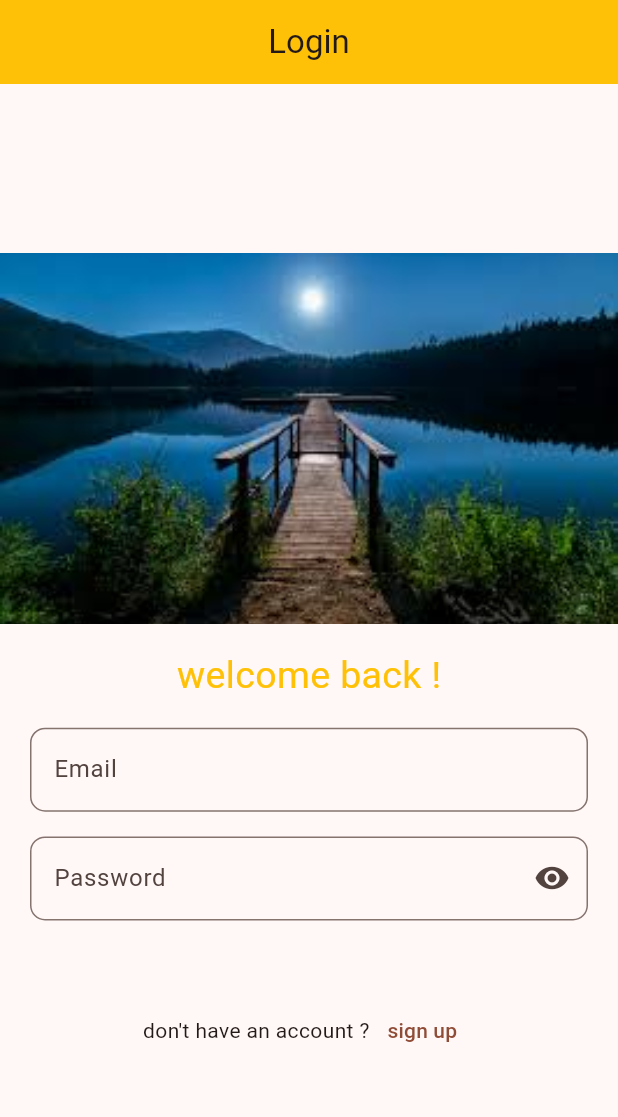
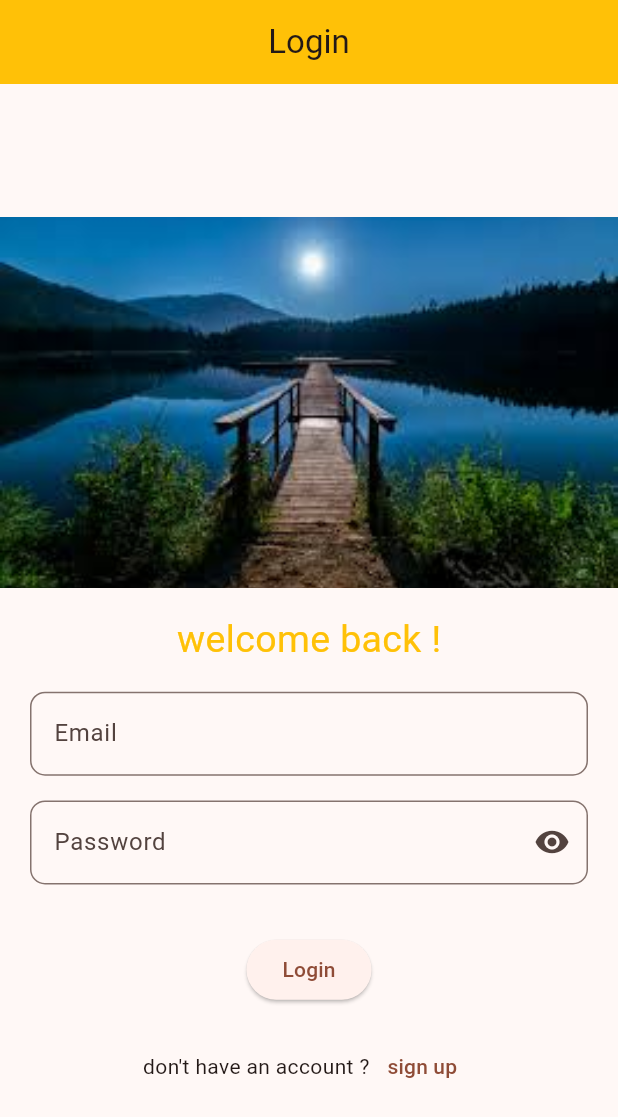
Before and after one commit to Mohammed-coderz/fundev_6, a Flutter app: the screen it shows after launch, on a phone screen of 412 x 824 dp. Shown: the top 1117 px of the screen. Run offline on Flutter 3.47's test engine with Material 3 defaults, Android fonts, the phone set to English and light mode, and no system bars; our stand-ins replace flutter_bloc, shared_preferences; accounts and stored records are empty.

Commit message:
feat: update base url and refactor login screen

```diff
--- a/lib/core/const/api_const.dart
+++ b/lib/core/const/api_const.dart
@@ -1,5 +1,5 @@
 class ApiConst {
-  static final String BASE_URL = "https://36490081b97f.ngrok-free.app";
+  static final String BASE_URL = "https://2fee5cc60575.ngrok-free.app";
   static final String Register = "$BASE_URL/ECOMMERCE/auth/register.php";
   static final String Login = "$BASE_URL/ECOMMERCE/auth/login.php";
 }
--- a/lib/feature/auth/presentation/view/login/login_screen.dart
+++ b/lib/feature/auth/presentation/view/login/login_screen.dart
@@ -28,7 +28,10 @@ class _LoginScreenState extends State<LoginScreen> {
         backgroundColor: Colors.amber,
       ),
 
-      body: Center(
+      body: BlocConsumer<LoginCubit, LoginState>(
+        builder: (context, state) {
+          final cubit = context.read<LoginCubit>();
+          return Center(
             child: SingleChildScrollView(
               child: Column(
                 children: [
@@ -82,35 +85,15 @@ class _LoginScreenState extends State<LoginScreen> {
                     ),
                   ),
                   SizedBox(height: height * 0.04),
-              BlocConsumer<LoginCubit, LoginState>(
-                builder: (context, state) {
-                  if (state is OnLoadingLoginState) {
-                    return CircularProgressIndicator();
-                  } else if (state is OnErrorLoginState) {
-                    return Text(state.errorMessage);
-                  } else if (state is OnLoadedLoginState) {
-                    return InkWell(
-                      onTap: () async {
-                        await context.read<LoginCubit>().Login(
+                  state is OnLoadingLoginState
+                      ? CircularProgressIndicator()
+                      : ElevatedButton(onPressed: () {
+                        cubit.Login(
                       phone: emailController.text,
                       password: passwordController.text,
                     );
-                      },
-                      child: Container(
-                        height: height * 0.05,
-                        width: width * 0.44,
-                        decoration: BoxDecoration(
-                          color: Colors.amber,
-                          borderRadius: BorderRadius.circular(10),
-                        ),
-                        child: Center(child: Text("login")),
-                      ),
-                    );
-                  }
-                  return SizedBox();
-                },
-                listener: (context, state) {},
-              ),
+                  }, child: Text("Login")),
+                  state is OnErrorLoginState ? Text(state.errorMessage):SizedBox(),
                   SizedBox(height: height * 0.02),
                   Row(
                     mainAxisAlignment: MainAxisAlignment.center,
@@ -131,6 +114,23 @@ class _LoginScreenState extends State<LoginScreen> {
                 ],
               ),
             ),
+          );
+        },
+        listener: (context, state) {
+          if (state is OnErrorLoginState) {
+            print(state.errorMessage);
+            ScaffoldMessenger.of(context).showSnackBar(
+              SnackBar(
+                content: Text(state.errorMessage),
+              ),);
+          } else if (state is OnLoadedLoginState) {
+            print(state.user.user!.role);
+            ScaffoldMessenger.of(context).showSnackBar(
+              SnackBar(
+                content: Text("Login Successfully"),
+              ),);
+          }
+        },
       ),
     );
   }
```
Lines whose indentation alone changed are shown as unchanged.
